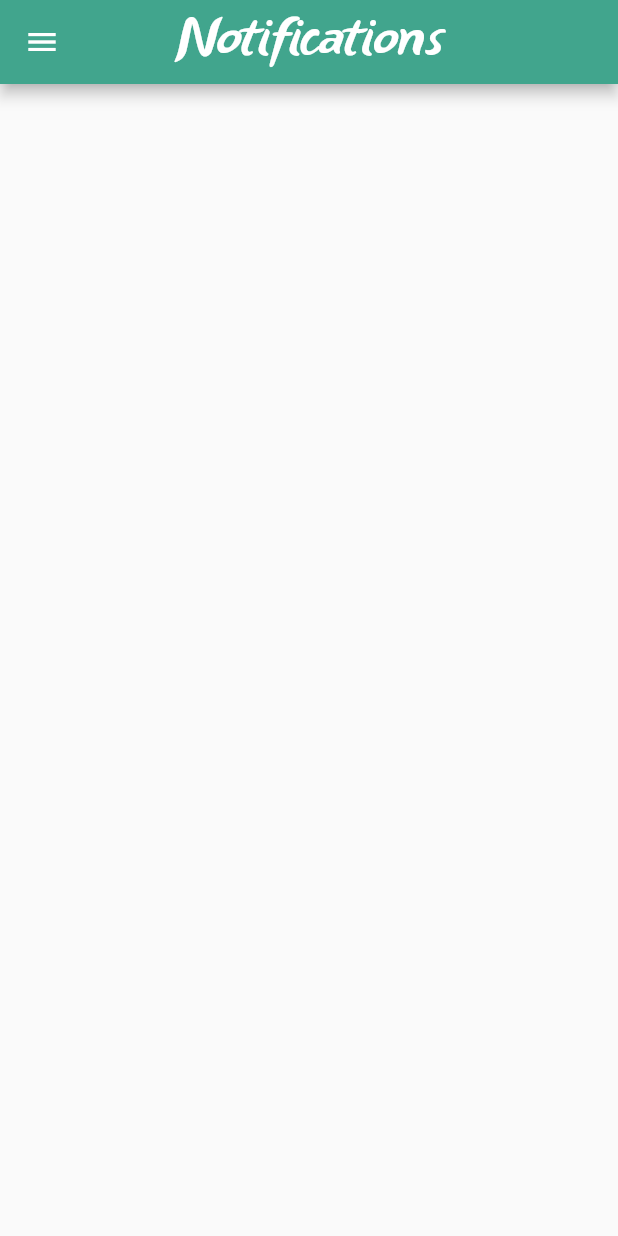
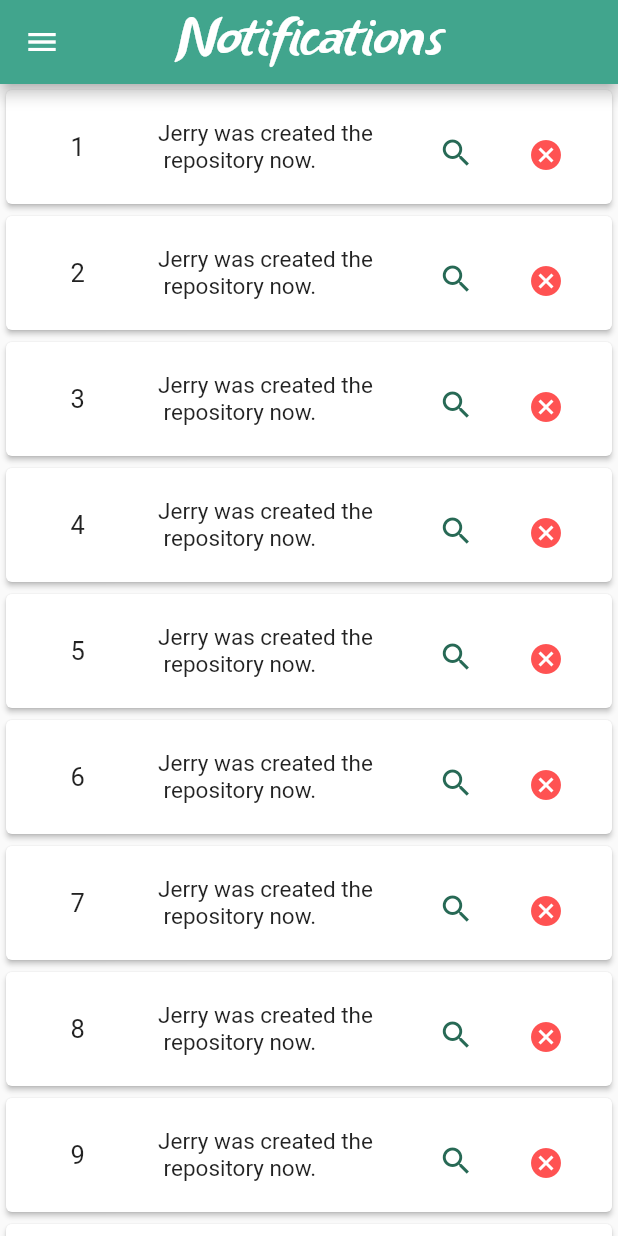
Before and after one commit to Thanukshi/UniGit, a Flutter app: the NotificationsPage screen opened directly, on a phone screen of 412 x 824 dp. Run offline on Flutter 3.47's test engine with Material 2 defaults, Android fonts, the phone set to English and light mode, and no system bars; our stand-ins replace dio, flutter_vector_icons, motion_toast, shared_preferences; accounts and stored records are empty.

Commit message:
IT18202632

```diff
--- a/uni_git/lib/page/notifications_page.dart
+++ b/uni_git/lib/page/notifications_page.dart
@@ -19,5 +19,67 @@ class NotificationsPage extends StatelessWidget {
           centerTitle: true,
           backgroundColor: const Color(0xFF41A58D),
         ),
+        body: getBody(),
       );
+
+  Widget getBody() {
+    return ListView.builder(itemBuilder: (context, index) {
+      index = index + 1;
+      String indexNo = index.toString();
+      return getCard(indexNo);
+    });
+  }
+
+  Widget getCard(String item) {
+    return Card(
+        elevation: 1.5,
+        child: Padding(
+          padding: const EdgeInsets.all(10.0),
+          child: ListTile(
+            onTap: () {},
+            title: Row(
+              mainAxisAlignment: MainAxisAlignment.spaceEvenly,
+              children: <Widget>[
+                Container(
+                  margin: const EdgeInsets.all(4),
+                  padding: const EdgeInsets.all(2.0),
+                  child: Text(item,
+                      style: const TextStyle(fontSize: 17),
+                      textAlign: TextAlign.left),
+                ),
+                const SizedBox(width: 15),
+                Container(
+                  margin: const EdgeInsets.all(4),
+                  padding: const EdgeInsets.all(2.0),
+                  child: const Text("Jerry was created the \n repository now.",
+                      style: TextStyle(fontSize: 15),
+                      textAlign: TextAlign.left),
+                ),
+                const SizedBox(width: 5),
+                Container(
+                  width: 20,
+                  height: 20,
+                  margin: const EdgeInsets.all(5.0),
+                  padding: const EdgeInsets.all(2.0),
+                  child: const Icon(
+                    Icons.search,
+                    color: Color(0xFF276955),
+                  ),
+                ),
+                const SizedBox(width: 10),
+                Container(
+                  width: 20,
+                  height: 20,
+                  margin: const EdgeInsets.all(2.0),
+                  padding: const EdgeInsets.all(3.0),
+                  child: const Icon(
+                    Icons.cancel_sharp,
+                    color: Colors.redAccent,
+                  ),
+                ),
+              ],
+            ),
+          ),
+        ));
+  }
 }
```
